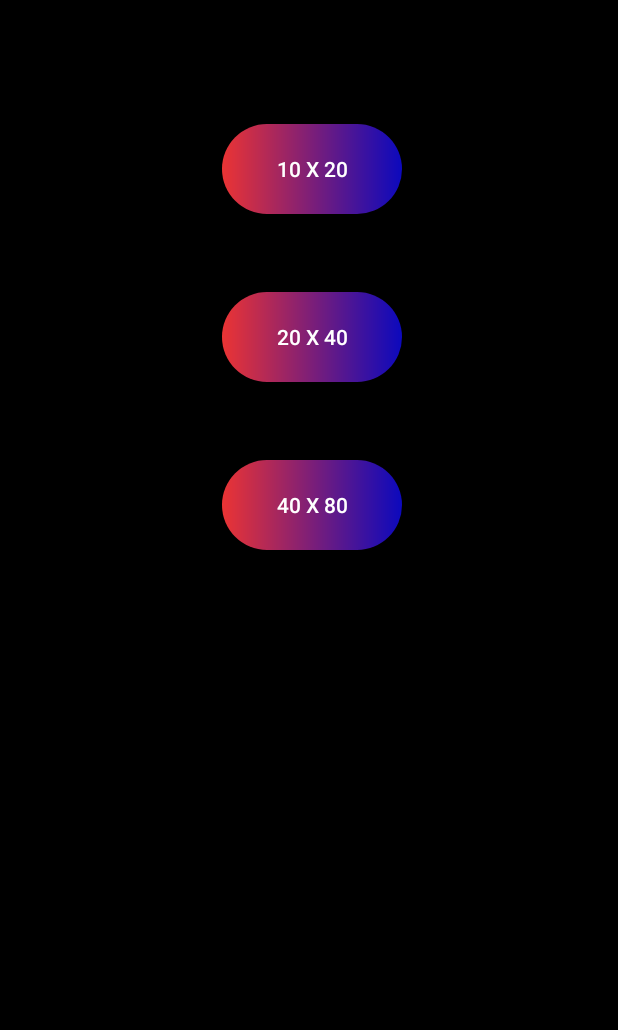
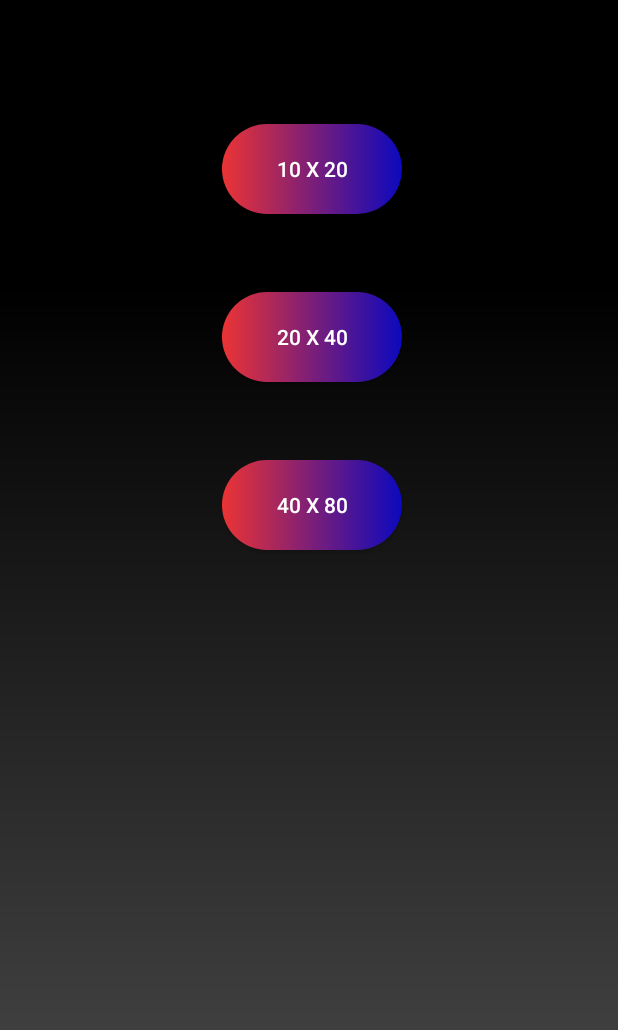
Before and after one commit to Newbyl/Tetris, an Android app: the screen it shows after launch (MainActivity), on a phone screen of 412 x 824 dp, the part 206-1236 px from its top. Run offline under Robolectric (Android 15) with nearby library versions, the phone set to English and light mode, and no system bars.

Commit message:
fond gris degradé

```diff
--- a/app/src/main/java/com/example/tetris/MainActivity.java
+++ b/app/src/main/java/com/example/tetris/MainActivity.java
@@ -14,6 +14,8 @@ public class MainActivity extends AppCompatActivity {
         setContentView(R.layout.activity_main2);
 
 
+
+
     }
 
 
--- a/app/src/main/java/com/example/tetris/MyGLSurfaceView.java
+++ b/app/src/main/java/com/example/tetris/MyGLSurfaceView.java
@@ -34,6 +34,8 @@ public class MyGLSurfaceView extends GLSurfaceView {
 
     /* Un attribut : le renderer (GLSurfaceView.Renderer est une interface générique disponible) */
     /* MyGLRenderer va implémenter les méthodes de cette interface */
+
+
 
     private final MyGLRenderer mRenderer;
     public Grille grille = new Grille(20,10, 0);
--- a/app/src/main/res/drawable/back.xml
+++ b/app/src/main/res/drawable/back.xml
@@ -1,6 +1,15 @@
-<?xml version="1.0" encoding="utf-8"?>
-<shape xmlns:android="http://schemas.android.com/apk/res/android" android:shape="rectangle">
+<layer-list xmlns:android="http://schemas.android.com/apk/res/android">
+    <item
+        android:left="0dp">
+        <shape android:shape="rectangle">
+            <gradient
+                android:angle="120"
+                android:startColor="#000000"
+                android:endColor="#403f3f"
+                android:centerColor="#000000"
+                android:centerY="40%"/>
 
-    <gradient android:startColor="#000" android:endColor="#000" android:type="linear"/>
+        </shape>
+    </item>
 
-</shape>
+</layer-list>
--- a/app/src/main/res/layout/activity_game.xml
+++ b/app/src/main/res/layout/activity_game.xml
@@ -49,6 +49,7 @@
         android:layout_width="129dp"
         android:layout_height="54dp"
 
+        android:layout_marginTop="36dp"
         android:background="#00000000"
         android:elevation="1dp"
         android:fontFamily="sans-serif-condensed"
```
